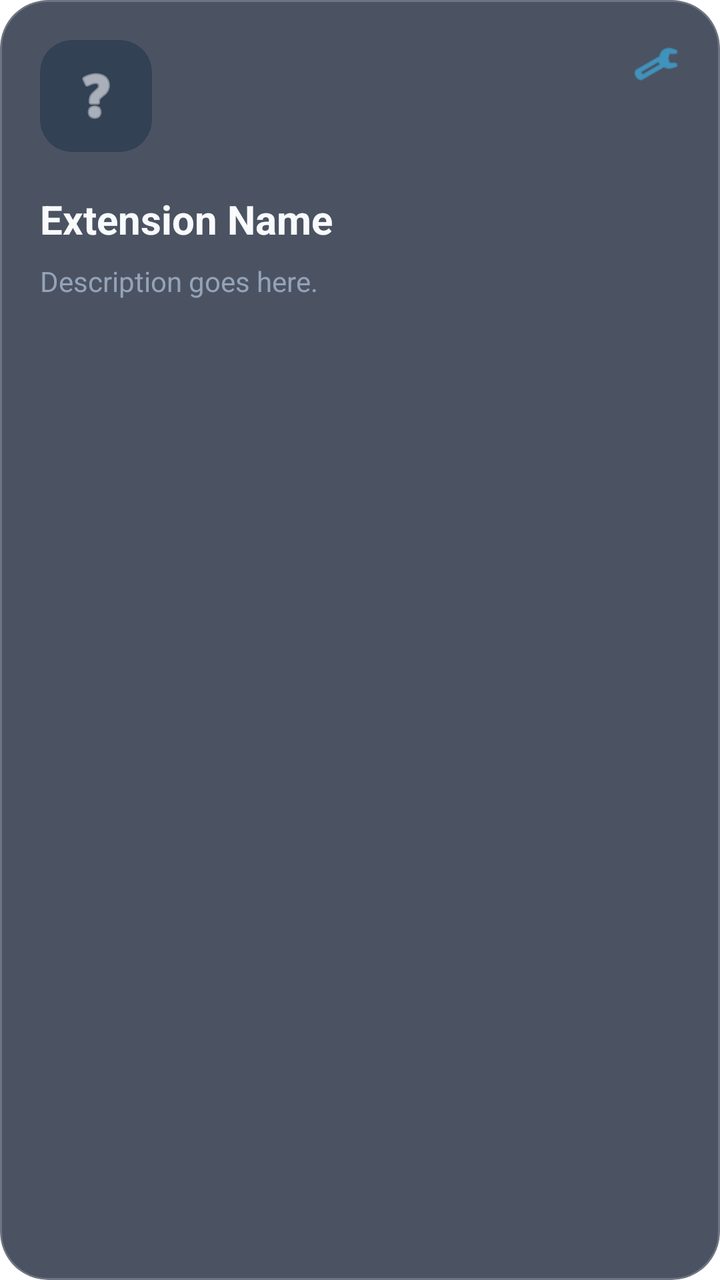
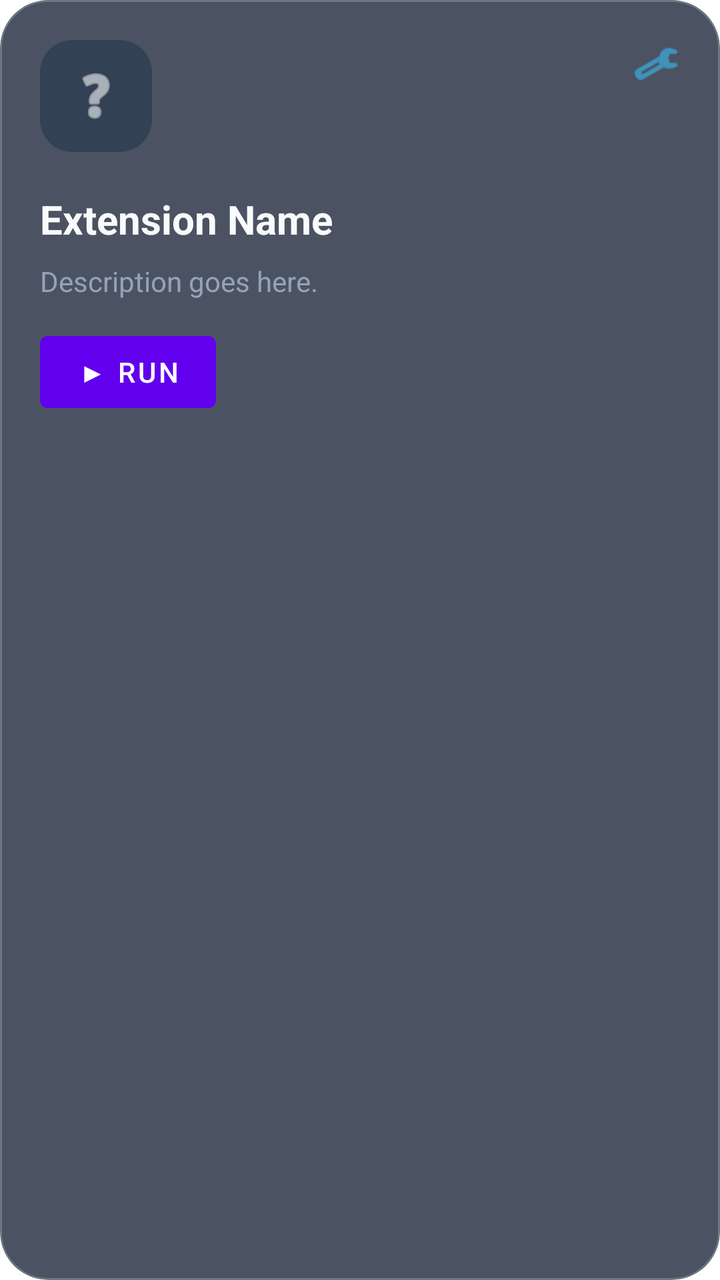

Before-and-after screenshots of an Android layout around one commit, followed by the original layout XML and the change that was made.
<!-- AndroidManifest.xml: application theme Theme.MaterialComponents.DayNight.NoActionBar -->
<!-- res/layout/item_extension.xml -->
<?xml version="1.0" encoding="utf-8"?>
<com.google.android.material.card.MaterialCardView
    xmlns:android="http://schemas.android.com/apk/res/android"
    xmlns:app="http://schemas.android.com/apk/res-auto"
    android:layout_width="match_parent"
    android:layout_height="wrap_content"
    android:layout_margin="8dp"
    app:cardBackgroundColor="#CC1E293B"
    app:cardCornerRadius="24dp"
    app:cardElevation="0dp"
    app:strokeColor="#33F8FAFC"
    app:strokeWidth="1dp">
    

    <androidx.constraintlayout.widget.ConstraintLayout
        android:layout_width="match_parent"
        android:layout_height="wrap_content"
        android:padding="20dp">

        <androidx.cardview.widget.CardView
            android:id="@+id/icon_container"
            android:layout_width="56dp"
            android:layout_height="56dp"
            app:cardBackgroundColor="#334155"
            app:cardCornerRadius="16dp"
            app:cardElevation="0dp"
            app:layout_constraintTop_toTopOf="parent"
            app:layout_constraintStart_toStartOf="parent">
            
            <ImageView
                android:id="@+id/iv_icon"
                android:layout_width="match_parent"
                android:layout_height="match_parent"
                android:padding="12dp"
                android:src="@android:drawable/ic_menu_help"
                app:tint="#F8FAFC"
                android:scaleType="centerInside"/>
        </androidx.cardview.widget.CardView>
            
        <ImageView
            android:id="@+id/iv_configurable"
            android:layout_width="24dp"
            android:layout_height="24dp"
            android:src="@android:drawable/ic_menu_preferences"
            app:tint="#38BDF8"
            app:layout_constraintTop_toTopOf="parent"
            app:layout_constraintEnd_toEndOf="parent"/>

        <TextView
            android:id="@+id/tv_name"
            android:layout_width="0dp"
            android:layout_height="wrap_content"
            android:text="Extension Name"
            android:textSize="20sp"
            android:textStyle="bold"
            android:textColor="#F8FAFC"
            android:layout_marginTop="20dp"
            app:layout_constraintTop_toBottomOf="@id/icon_container"
            app:layout_constraintStart_toStartOf="parent"
            app:layout_constraintEnd_toEndOf="parent"/>

        <TextView
            android:id="@+id/tv_description"
            android:layout_width="0dp"
            android:layout_height="wrap_content"
            android:text="Description goes here."
            android:textSize="14sp"
            android:textColor="#94A3B8"
            android:layout_marginTop="8dp"
            android:maxLines="3"
            android:ellipsize="end"
            app:layout_constraintTop_toBottomOf="@id/tv_name"
            app:layout_constraintStart_toStartOf="parent"
            app:layout_constraintEnd_toEndOf="parent"/>

    </androidx.constraintlayout.widget.ConstraintLayout>

</com.google.android.material.card.MaterialCardView>
<!-- resources referenced by this layout -->
<resources>

</resources>

<!-- the commit's change to res/layout/item_extension.xml (unified diff, before → after) -->
@@ -73,6 +73,15 @@
             app:layout_constraintStart_toStartOf="parent"
             app:layout_constraintEnd_toEndOf="parent"/>
 
+        <com.google.android.material.button.MaterialButton
+            android:id="@+id/btn_run"
+            android:layout_width="wrap_content"
+            android:layout_height="wrap_content"
+            android:text="▶ Run"
+            android:layout_marginTop="12dp"
+            app:layout_constraintTop_toBottomOf="@id/tv_description"
+            app:layout_constraintStart_toStartOf="parent"/>
+
     </androidx.constraintlayout.widget.ConstraintLayout>
 
 </com.google.android.material.card.MaterialCardView>
